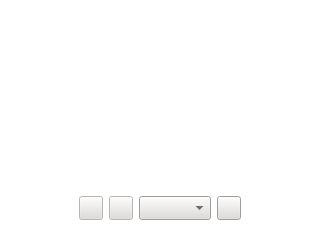
Before: the Qt Designer form contents/ui/webcamoidgui.ui in webcamoid/webcamoid, drawn with Qt 5.
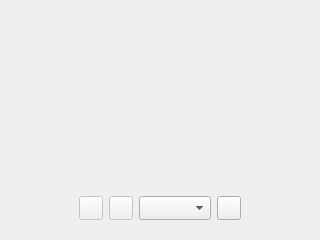
After: the same form once the commit is applied. Icons and pictures are not drawn.

Patch:
```diff
--- a/contents/ui/webcamoidgui.ui
+++ b/contents/ui/webcamoidgui.ui
@@ -10,9 +10,6 @@
     <height>240</height>
    </rect>
   </property>
-  <property name="styleSheet">
-   <string notr="true">background-color: rgba(0, 0, 0, 0);</string>
-  </property>
   <widget class="QLabel" name="lblFrame">
    <property name="geometry">
     <rect>
@@ -63,12 +60,6 @@
       <property name="toolTip">
        <string>Take a Picture</string>
       </property>
-      <property name="styleSheet">
-       <string notr="true">color: rgb(34, 31, 30);
-background-color: rgb(223, 220, 217);
-alternate-background-color: rgb(224, 223, 222);
-</string>
-      </property>
       <property name="icon">
        <iconset theme="camera-photo">
         <normaloff/>
@@ -87,12 +78,6 @@
       <property name="toolTip">
        <string>Select Capture Device</string>
       </property>
-      <property name="styleSheet">
-       <string notr="true">color: rgb(34, 31, 30);
-background-color: rgb(223, 220, 217);
-alternate-background-color: rgb(224, 223, 222);
-</string>
-      </property>
      </widget>
     </item>
     <item row="0" column="4">
@@ -106,12 +91,6 @@
       <property name="toolTip">
        <string>Start Capturing</string>
       </property>
-      <property name="styleSheet">
-       <string notr="true">color: rgb(34, 31, 30);
-background-color: rgb(223, 220, 217);
-alternate-background-color: rgb(224, 223, 222);
-</string>
-      </property>
       <property name="icon">
        <iconset theme="media-playback-start">
         <normaloff/>
@@ -146,12 +125,6 @@
       <property name="toolTip">
        <string>Record Video</string>
       </property>
-      <property name="styleSheet">
-       <string notr="true">color: rgb(34, 31, 30);
-background-color: rgb(223, 220, 217);
-alternate-background-color: rgb(224, 223, 222);
-</string>
-      </property>
       <property name="icon">
        <iconset theme="video-x-generic"/>
       </property>
```
Left out of the diff: 4 changed lines with no effect on the pictures.
